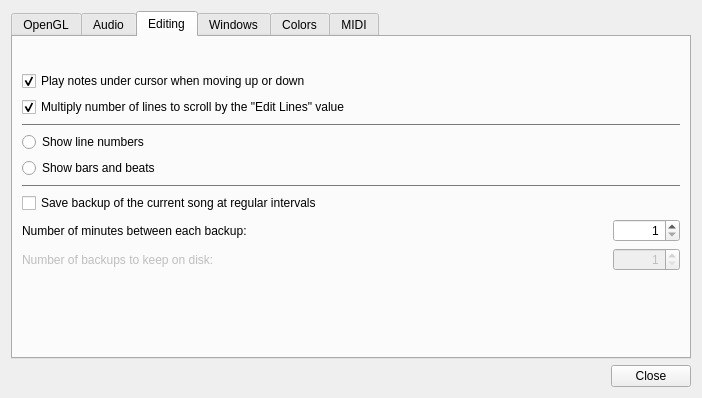
Qt form Qt/qt4_preferences.ui (kmatheussen/radium) before a commit.
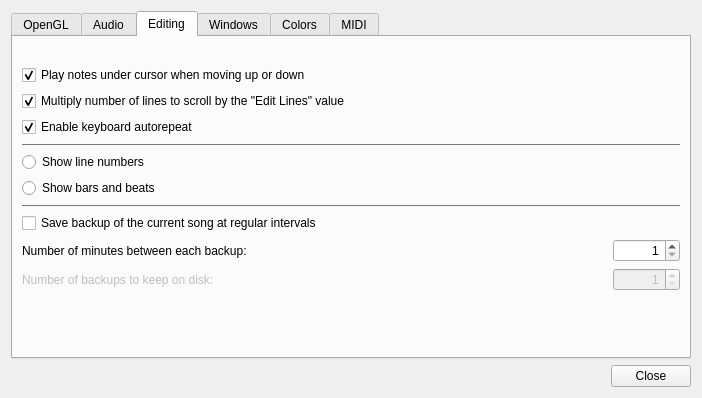
The same form after that commit. The open tabs and pages were chosen to show the change.

Commit message: Ignore autorepeat by default

```diff
--- a/Qt/qt4_preferences.ui
+++ b/Qt/qt4_preferences.ui
@@ -373,6 +373,31 @@
          </property>
         </widget>
        </item>
+       <item>
+        <widget class="QCheckBox" name="autorepeatbutton">
+         <property name="sizePolicy">
+          <sizepolicy hsizetype="Expanding" vsizetype="Minimum">
+           <horstretch>0</horstretch>
+           <verstretch>0</verstretch>
+          </sizepolicy>
+         </property>
+         <property name="maximumSize">
+          <size>
+           <width>16777215</width>
+           <height>16777215</height>
+          </size>
+         </property>
+         <property name="text">
+          <string>Enable keyboard autorepeat</string>
+         </property>
+         <property name="checkable">
+          <bool>true</bool>
+         </property>
+         <property name="checked">
+          <bool>true</bool>
+         </property>
+        </widget>
+       </item>
        <item>
         <widget class="Line" name="line_15">
          <property name="palette">
```
Left out of the diff: 2 changed lines with no effect on the pictures. The commit also changes 10 other files.
